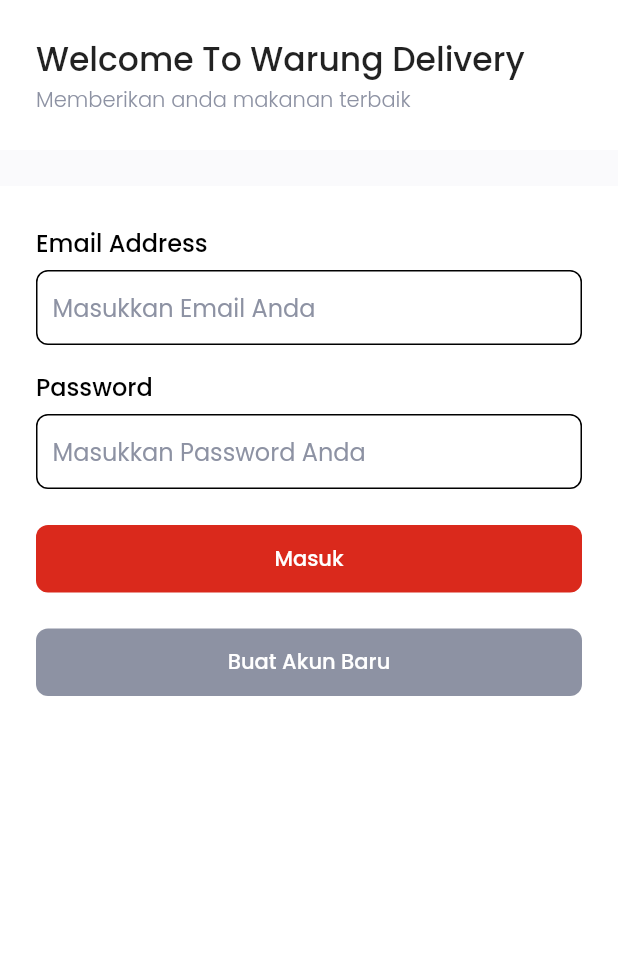
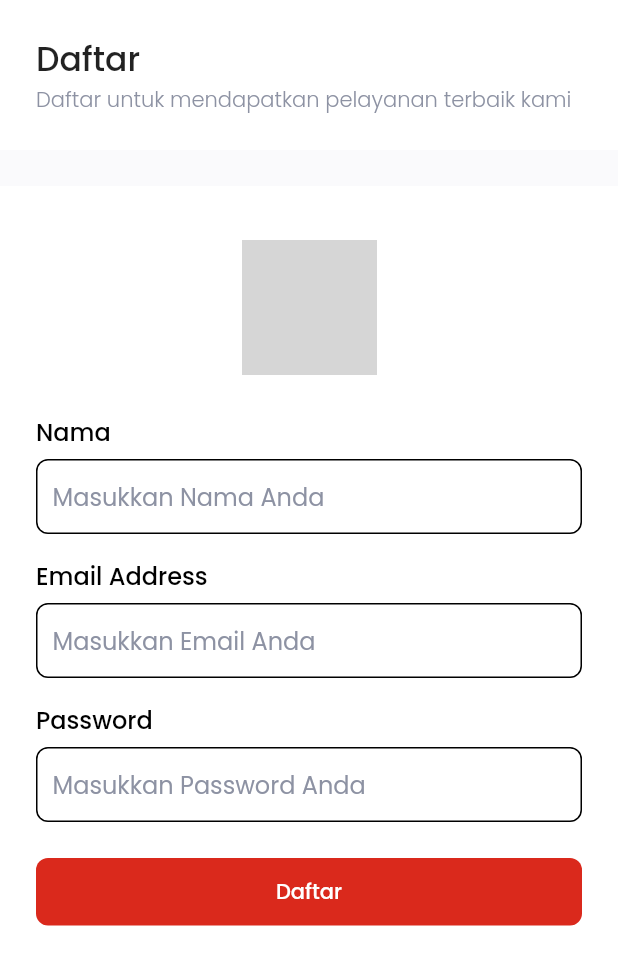
Before and after one commit to AdiatsaPutra/warung_delivery, a Flutter app: the screen it shows after launch, on a phone screen of 412 x 824 dp. Shown: the top 965 px of the screen. Run offline on Flutter 3.47's test engine with Material 2 defaults, Android fonts, the phone set to English and light mode, and no system bars; our stand-ins replace flutter_spinkit, google_fonts, material_design_icons_flutter, supercharged; network calls fail; grey boxes are pictures that could not be loaded.

Commit message:
Add Sign Up Page

```diff
--- a/lib/main.dart
+++ b/lib/main.dart
@@ -8,6 +8,6 @@ void main() {
 class MyApp extends StatelessWidget {
   @override
   Widget build(BuildContext context) {
-    return MaterialApp(home: SignInPage());
+    return MaterialApp(home: SignUpPage());
   }
 }
--- a/lib/ui/pages/pages.dart
+++ b/lib/ui/pages/pages.dart
@@ -7,3 +7,4 @@ import 'package:warung_delivery/shared/shared.dart';
 
 part 'general_page.dart';
 part 'sign_in_page.dart';
+part 'sign_up_page.dart';
--- /dev/null
+++ b/lib/ui/pages/sign_up_page.dart
@@ -0,0 +1,138 @@
+part of 'pages.dart';
+
+class SignUpPage extends StatefulWidget {
+  @override
+  _SignUpPageState createState() => _SignUpPageState();
+}
+
+class _SignUpPageState extends State<SignUpPage> {
+  @override
+  Widget build(BuildContext context) {
+    TextEditingController emailController = TextEditingController();
+    TextEditingController passwordController = TextEditingController();
+    TextEditingController nameController = TextEditingController();
+    return GeneralPage(
+      title: 'Daftar',
+      subtitle: 'Daftar untuk mendapatkan pelayanan terbaik kami',
+      child: Column(
+        crossAxisAlignment: CrossAxisAlignment.start,
+        children: [
+          Center(
+            child: Container(
+              height: 110,
+              width: 110,
+              margin: EdgeInsets.only(top: 26),
+              padding: EdgeInsets.all(10),
+              // TODO: Add Border Image
+              // decoration: BoxDecoration(
+              //   image: DecorationImage(
+              //     image: null,
+              //   ),
+              // ),
+              child: Container(
+                decoration: BoxDecoration(
+                  shape: BoxShape.circle,
+                  image: DecorationImage(
+                      image: NetworkImage(
+                          'https://i.ytimg.com/vi/KXOthu94GAs/maxresdefault.jpg'),
+                      fit: BoxFit.cover),
+                ),
+              ),
+            ),
+          ),
+          Container(
+            margin: EdgeInsets.fromLTRB(defaultMargin, 16, defaultMargin, 6),
+            child: Text(
+              'Nama',
+              style: blackFontStyleMedium,
+            ),
+          ),
+          Container(
+            width: double.infinity,
+            margin: EdgeInsets.symmetric(horizontal: defaultMargin),
+            padding: EdgeInsets.symmetric(horizontal: 10),
+            decoration: BoxDecoration(
+              borderRadius: BorderRadius.circular(8),
+              border: Border.all(color: Colors.black),
+            ),
+            child: TextField(
+              controller: nameController,
+              obscureText: true,
+              decoration: InputDecoration(
+                  border: InputBorder.none,
+                  hintStyle: greyFontStyle,
+                  hintText: 'Masukkan Nama Anda'),
+            ),
+          ),
+          Container(
+            margin: EdgeInsets.fromLTRB(defaultMargin, 16, defaultMargin, 6),
+            child: Text(
+              'Email Address',
+              style: blackFontStyleMedium,
+            ),
+          ),
+          Container(
+            width: double.infinity,
+            margin: EdgeInsets.symmetric(horizontal: defaultMargin),
+            padding: EdgeInsets.symmetric(horizontal: 10),
+            decoration: BoxDecoration(
+              borderRadius: BorderRadius.circular(8),
+              border: Border.all(color: Colors.black),
+            ),
+            child: TextField(
+              controller: emailController,
+              decoration: InputDecoration(
+                  border: InputBorder.none,
+                  hintStyle: greyFontStyle,
+                  hintText: 'Masukkan Email Anda'),
+            ),
+          ),
+          Container(
+            margin: EdgeInsets.fromLTRB(defaultMargin, 16, defaultMargin, 6),
+            child: Text(
+              'Password',
+              style: blackFontStyleMedium,
+            ),
+          ),
+          Container(
+            width: double.infinity,
+            margin: EdgeInsets.symmetric(horizontal: defaultMargin),
+            padding: EdgeInsets.symmetric(horizontal: 10),
+            decoration: BoxDecoration(
+              borderRadius: BorderRadius.circular(8),
+              border: Border.all(color: Colors.black),
+            ),
+            child: TextField(
+              controller: passwordController,
+              obscureText: true,
+              decoration: InputDecoration(
+                  border: InputBorder.none,
+                  hintStyle: greyFontStyle,
+                  hintText: 'Masukkan Password Anda'),
+            ),
+          ),
+          // Button Masuk
+          Container(
+            height: 45,
+            width: double.infinity,
+            margin: EdgeInsets.only(top: 24),
+            padding: EdgeInsets.symmetric(horizontal: defaultMargin),
+            child: RaisedButton(
+              elevation: 0,
+              color: mainColor,
+              shape: RoundedRectangleBorder(
+                borderRadius: BorderRadius.circular(8),
+              ),
+              onPressed: () {},
+              child: Text(
+                'Daftar',
+                style: whiteFontStyleRegular,
+              ),
+            ),
+          ),
+          // Button Daftar
+        ],
+      ),
+    );
+  }
+}
--- a/pubspec.yaml
+++ b/pubspec.yaml
@@ -26,6 +26,7 @@ dependencies:
   cupertino_icons: ^1.0.0
   flutter_bloc: ^6.1.1
   flutter_spinkit: ^4.1.2+1
+  get: ^3.24.0
   google_fonts: ^1.1.1
   material_design_icons_flutter: ^4.0.5855
   supercharged: ^1.12.0
```
Also changed, not shown: pubspec.lock.
